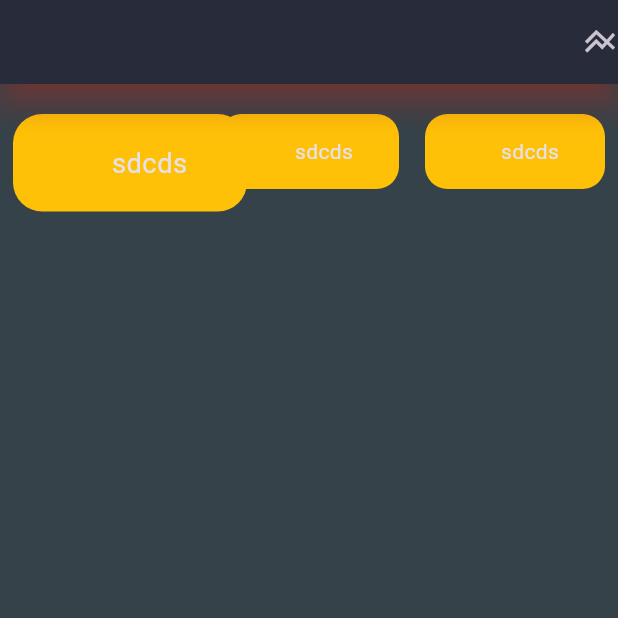
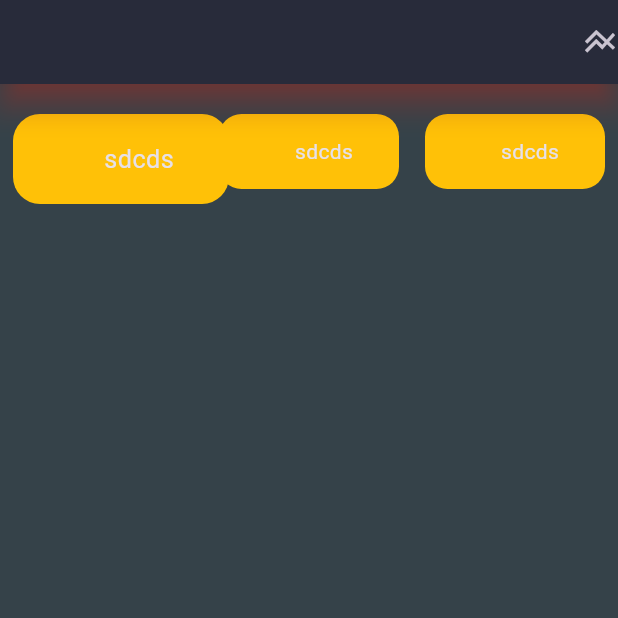
Before and after one commit to byronsmb/food_red_black, a Flutter app: the screen it shows after launch, after a tap on "sdcds", on a phone screen of 412 x 824 dp, the top half of it. Run offline on Flutter 3.47's test engine with Material 2 defaults, Android fonts, the phone set to English and light mode, and no system bars; our stand-ins replace google_fonts; missing offline and left inert: postgres; statements that could not run were skipped.

Commit message:
Update main_page.dart

```diff
--- a/lib/widgets/main_page.dart
+++ b/lib/widgets/main_page.dart
@@ -88,7 +88,7 @@ class _MainPageState extends State<MainPage> {
                   onTap: () {
                     setState(() {
                       // Establece el contenedor 1 a la escala más grande y los otros a su escala original.
-                      containerScales = [1.3, 1.0, 1.0];
+                      containerScales = [1.2, 1.0, 1.0];
                     });
                   },
                   child: AnimatedContainer(
@@ -102,7 +102,7 @@ class _MainPageState extends State<MainPage> {
                       color: Colors.amber,
                     ),
                     child: Center(child: Text('sdcds')),
-                    duration: Duration(milliseconds: 500),
+                    duration: Duration(milliseconds: 300),
                   ),
                 ),
 
@@ -111,9 +111,10 @@ class _MainPageState extends State<MainPage> {
                   onTap: () {
                     setState(() {
                       // Establece el contenedor 2 a la escala más grande y los otros a su escala original.
-                      containerScales = [1.0, 1.3, 1.0];
+                      containerScales = [1.0, 1.2, 1.0];
                     });
                   },
+                  child: Center(
                     child: AnimatedContainer(
                       transform: Matrix4.diagonal3Values(
                           containerScales[1], containerScales[1], 1.0),
@@ -125,7 +126,8 @@ class _MainPageState extends State<MainPage> {
                         color: Colors.amber,
                       ),
                       child: Center(child: Text('sdcds')),
-                    duration: Duration(milliseconds: 500),
+                      duration: Duration(milliseconds: 300),
+                    ),
                   ),
                 ),
 
@@ -134,7 +136,7 @@ class _MainPageState extends State<MainPage> {
                   onTap: () {
                     setState(() {
                       // Establece el contenedor 3 a la escala más grande y los otros a su escala original.
-                      containerScales = [1.0, 1.0, 1.3];
+                      containerScales = [1.0, 1.0, 1.2];
                     });
                   },
                   child: AnimatedContainer(
@@ -148,7 +150,7 @@ class _MainPageState extends State<MainPage> {
                       color: Colors.amber,
                     ),
                     child: Center(child: Text('sdcds')),
-                    duration: Duration(milliseconds: 500),
+                    duration: Duration(milliseconds: 300),
                   ),
                 ),
               ],
```
Lines whose indentation alone changed are shown as unchanged.
